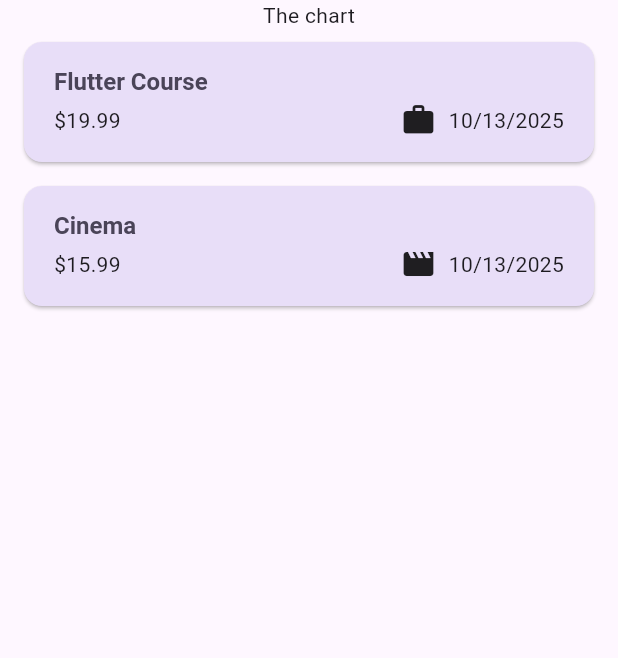
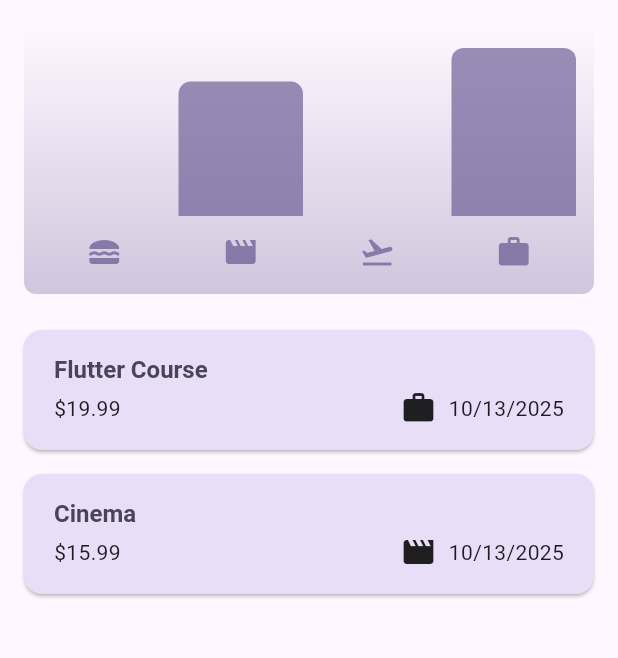
Before and after one commit to twjin03/flutter_udemy, a Flutter app: the screen it shows after launch, on a phone screen of 412 x 824 dp, the part 84-742 px from its top. Run offline on Flutter 3.47's test engine with Material 3 defaults, Android fonts, the light colour scheme and no system bars; our stand-ins replace google_fonts.

Commit message:
feat: chart 표시하기

```diff
--- /dev/null
+++ b/expense_tracker/lib/widgets/chart/chart.dart
@@ -0,0 +1,94 @@
+import 'package:flutter/material.dart';
+
+import 'package:expense_tracker/widgets/chart/chart_bar.dart';
+import 'package:expense_tracker/models/expense.dart';
+
+class Chart extends StatelessWidget {
+  const Chart({super.key, required this.expenses});
+
+  final List<Expense> expenses;
+
+  List<ExpenseBucket> get buckets {
+    return [
+      ExpenseBucket.forCategory(expenses, Category.food),
+      ExpenseBucket.forCategory(expenses, Category.leisure),
+      ExpenseBucket.forCategory(expenses, Category.travel),
+      ExpenseBucket.forCategory(expenses, Category.work),
+    ];
+  }
+
+  double get maxTotalExpense {
+    double maxTotalExpense = 0;
+
+    for (final bucket in buckets) {
+      if (bucket.totalExpenses > maxTotalExpense) {
+        maxTotalExpense = bucket.totalExpenses;
+      }
+    }
+
+    return maxTotalExpense;
+  }
+
+  @override
+  Widget build(BuildContext context) {
+    final isDarkMode =
+        MediaQuery.of(context).platformBrightness == Brightness.dark;
+    return Container(
+      margin: const EdgeInsets.all(16),
+      padding: const EdgeInsets.symmetric(vertical: 16, horizontal: 8),
+      width: double.infinity,
+      height: 180,
+      decoration: BoxDecoration(
+        borderRadius: BorderRadius.circular(8),
+        gradient: LinearGradient(
+          colors: [
+            Theme.of(context).colorScheme.primary.withOpacity(0.3),
+            Theme.of(context).colorScheme.primary.withOpacity(0.0),
+          ],
+          begin: Alignment.bottomCenter,
+          end: Alignment.topCenter,
+        ),
+      ),
+      child: Column(
+        children: [
+          Expanded(
+            child: Row(
+              crossAxisAlignment: CrossAxisAlignment.end,
+              children: [
+                for (final bucket in buckets) // alternative to map()
+                  ChartBar(
+                    fill:
+                        bucket.totalExpenses == 0
+                            ? 0
+                            : bucket.totalExpenses / maxTotalExpense,
+                  ),
+              ],
+            ),
+          ),
+          const SizedBox(height: 12),
+          Row(
+            children:
+                buckets
+                    .map(
+                      (bucket) => Expanded(
+                        child: Padding(
+                          padding: const EdgeInsets.symmetric(horizontal: 4),
+                          child: Icon(
+                            categoryIcons[bucket.category],
+                            color:
+                                isDarkMode
+                                    ? Theme.of(context).colorScheme.secondary
+                                    : Theme.of(
+                                      context,
+                                    ).colorScheme.primary.withOpacity(0.7),
+                          ),
+                        ),
+                      ),
+                    )
+                    .toList(),
+          ),
+        ],
+      ),
+    );
+  }
+}
--- /dev/null
+++ b/expense_tracker/lib/widgets/chart/chart_bar.dart
@@ -0,0 +1,33 @@
+import 'package:flutter/material.dart';
+
+class ChartBar extends StatelessWidget {
+  const ChartBar({super.key, required this.fill});
+
+  final double fill;
+
+  @override
+  Widget build(BuildContext context) {
+    final isDarkMode =
+        MediaQuery.of(context).platformBrightness == Brightness.dark;
+    return Expanded(
+      child: Padding(
+        padding: const EdgeInsets.symmetric(horizontal: 4),
+        child: FractionallySizedBox(
+          heightFactor: fill,
+          child: DecoratedBox(
+            decoration: BoxDecoration(
+              shape: BoxShape.rectangle,
+              borderRadius: const BorderRadius.vertical(
+                top: Radius.circular(8),
+              ),
+              color:
+                  isDarkMode
+                      ? Theme.of(context).colorScheme.secondary
+                      : Theme.of(context).colorScheme.primary.withOpacity(0.65),
+            ),
+          ),
+        ),
+      ),
+    );
+  }
+}
--- a/expense_tracker/lib/widgets/expenses.dart
+++ b/expense_tracker/lib/widgets/expenses.dart
@@ -1,3 +1,4 @@
+import 'package:expense_tracker/widgets/chart/chart.dart';
 import 'package:expense_tracker/widgets/expenses_list/expenses_list.dart';
 import 'package:expense_tracker/models/expense.dart';
 import 'package:expense_tracker/widgets/new_expense.dart';
@@ -87,7 +88,10 @@
         ],
       ),
       body: Column(
-        children: [const Text('The chart'), Expanded(child: mainContent)],
+        children: [
+          Chart(expenses: _registeredExpenses),
+          Expanded(child: mainContent),
+        ],
       ),
     );
   }
```
